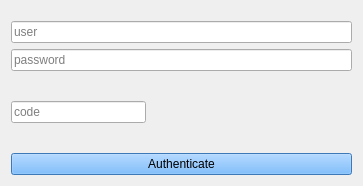
myapps-directory/myapps-client, file ola/client/auth/auth_form.ui: the form before one commit.
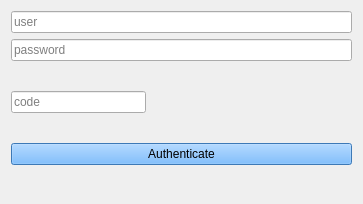
The form after the commit.

The edit to the form file:
```diff
--- a/ola/client/auth/auth_form.ui
+++ b/ola/client/auth/auth_form.ui
@@ -13,7 +13,7 @@
     <x>0</x>
     <y>0</y>
     <width>363</width>
-    <height>186</height>
+    <height>204</height>
    </rect>
   </property>
   <property name="sizePolicy">
@@ -38,19 +38,6 @@
    <bool>true</bool>
   </property>
   <layout class="QVBoxLayout" name="verticalLayout_2">
-   <item>
-    <spacer name="verticalSpacer">
-     <property name="orientation">
-      <enum>Qt::Vertical</enum>
-     </property>
-     <property name="sizeHint" stdset="0">
-      <size>
-       <width>20</width>
-       <height>40</height>
-      </size>
-     </property>
-    </spacer>
-   </item>
    <item>
     <widget class="QLineEdit" name="userEdit">
      <property name="placeholderText">
@@ -574,6 +561,19 @@
      </property>
     </widget>
    </item>
+   <item>
+    <spacer name="verticalSpacer">
+     <property name="orientation">
+      <enum>Qt::Vertical</enum>
+     </property>
+     <property name="sizeHint" stdset="0">
+      <size>
+       <width>20</width>
+       <height>40</height>
+      </size>
+     </property>
+    </spacer>
+   </item>
   </layout>
  </widget>
  <resources/>
```
